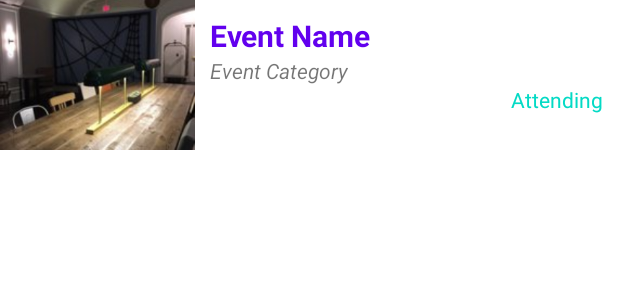
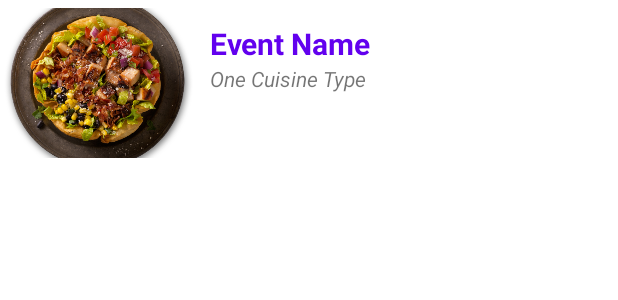
Before and after one commit to ubelyse/Week4IP, an Android app: the layout event_list_item.xml on its own in the app's theme, with its tools: preview values and no code run, on a phone screen of 412 x 824 dp. Shown: the top 300 px of the screen. Run offline under Robolectric (Android 15) with nearby library versions, the phone set to English and light mode, and no system bars; network calls fail.

Commit message:
firebase event view holder

```diff
--- a/app/src/main/java/com/example/eventrese/Constants.java
+++ b/app/src/main/java/com/example/eventrese/Constants.java
@@ -15,11 +15,10 @@ public class Constants {
 
     public static final String FIREBASE_CHILD_EVENTS= "events";
 
-    public static final String FIREBASE_CHILD_RESTAURANTS = "restaurants";
 
 
     public static final String EXTRA_KEY_POSITION = "position";
-    public static final String EXTRA_KEY_RESTAURANTS = "events";
+    public static final String EXTRA_KEY_EVENTS = "events";
 
     public static final String KEY_SOURCE = "source";
     public static final String SOURCE_SAVED = "saved";
--- a/app/src/main/java/com/example/eventrese/adapters/FirebaseEventViewHolder.java
+++ b/app/src/main/java/com/example/eventrese/adapters/FirebaseEventViewHolder.java
@@ -35,7 +35,7 @@ import java.util.ArrayList;
 public class FirebaseEventViewHolder extends RecyclerView.ViewHolder implements ItemTouchHelperViewHolder {
     View mView;
     Context mContext;
-    public ImageView mRestaurantImageView;
+    public ImageView mEventImageView;
 
     public FirebaseEventViewHolder(View itemView){
         super(itemView);
@@ -44,7 +44,7 @@ public class FirebaseEventViewHolder extends RecyclerView.ViewHolder implements
     }
 
     public void bindRestaurant(Event restaurant){
-        mRestaurantImageView = mView.findViewById(R.id.restaurantImageView);
+        mEventImageView = mView.findViewById(R.id.restaurantImageView);
         TextView nameTextView = mView.findViewById(R.id.restaurantNameTextView);
         TextView categoryTextView = mView.findViewById(R.id.categoryTextView);
 
--- a/app/src/main/res/layout/event_list_item.xml
+++ b/app/src/main/res/layout/event_list_item.xml
@@ -2,13 +2,14 @@
 <LinearLayout xmlns:android="http://schemas.android.com/apk/res/android"
     android:orientation="horizontal"
     android:layout_width="match_parent"
+    android:layout_marginTop="5dp"
     android:layout_height="wrap_content">
 
     <ImageView
         android:layout_width="130dp"
         android:layout_height="100dp"
         android:id="@+id/eventImageView"
-        android:src="@drawable/harbor"
+        android:src="@drawable/food_dish"
         android:scaleType="centerCrop"/>
 
     <LinearLayout
@@ -30,25 +31,10 @@
         <TextView
             android:layout_width="wrap_content"
             android:layout_height="wrap_content"
-            android:text="Event Category"
+            android:text="One Cuisine Type"
             android:id="@+id/categoryTextView"
-            android:layout_below="@+id/eventNameTextView"
-            android:layout_alignParentLeft="true"
-            android:layout_alignParentStart="true"
             android:textStyle="italic"/>
 
-        <RelativeLayout
-            android:layout_width="match_parent"
-            android:layout_height="wrap_content">
+    </LinearLayout>
 
-            <TextView
-                android:layout_width="wrap_content"
-                android:layout_height="wrap_content"
-                android:text="Attending"
-                android:id="@+id/attendingTextView"
-                android:layout_alignParentEnd="true"
-                android:layout_alignParentRight="true"
-                android:textColor="@color/colorAccent"/>
-        </RelativeLayout>
-    </LinearLayout>
 </LinearLayout>
```
Also changed, not shown: app/src/main/java/com/example/eventrese/adapters/EventListAdapter.java (+8 -16 lines), app/src/main/java/com/example/eventrese/adapters/FirebaseEventListAdapter.java (+13 -15 lines), app/src/main/res/layout/event_list_item_drag.xml (+6 -19 lines).
